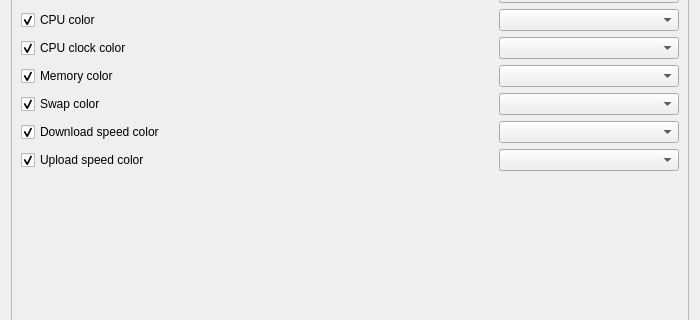
This is sources/awesome-widget/tooltipconfig.ui in arcan1s/awesome-widgets as Qt 5 draws it before an edit; both pictures show x 0 to 700 and y 103 to 423 of the 700 by 594 pixel window. The edited form follows.
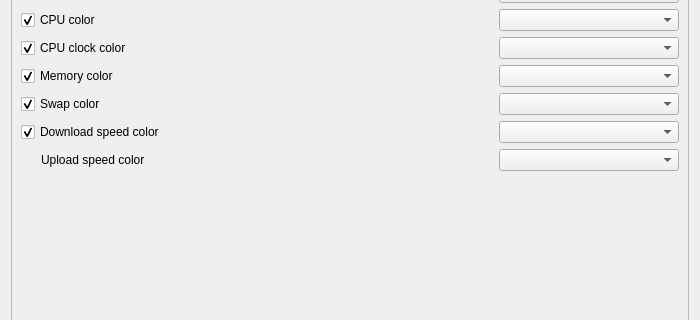
This is the edited form. Custom widgets are drawn as their Qt base class.

Commit message: fix tooltip fix memory remove layout settings more correct parsing

Diff of the .ui file:
```diff
--- a/sources/awesome-widget/tooltipconfig.ui
+++ b/sources/awesome-widget/tooltipconfig.ui
@@ -376,19 +376,32 @@
        <item>
         <layout class="QHBoxLayout" name="layout_upColor">
          <item>
-          <widget class="QCheckBox" name="checkBox_up">
+          <spacer name="spacer_upColorLeft">
+           <property name="orientation">
+            <enum>Qt::Horizontal</enum>
+           </property>
+           <property name="sizeType">
+            <enum>QSizePolicy::Fixed</enum>
+           </property>
+           <property name="sizeHint" stdset="0">
+            <size>
+             <width>20</width>
+             <height>20</height>
+            </size>
+           </property>
+          </spacer>
+         </item>
+         <item>
+          <widget class="QLabel" name="label_up">
            <property name="minimumSize">
             <size>
-             <width>200</width>
+             <width>180</width>
              <height>0</height>
             </size>
            </property>
            <property name="text">
             <string>Upload speed color</string>
            </property>
-           <property name="checked">
-            <bool>true</bool>
-           </property>
           </widget>
          </item>
          <item>
```
The commit also changes 7 other files.
